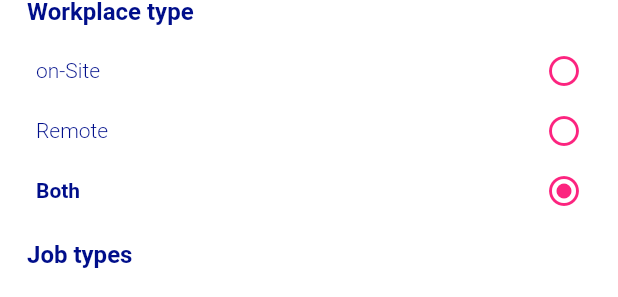
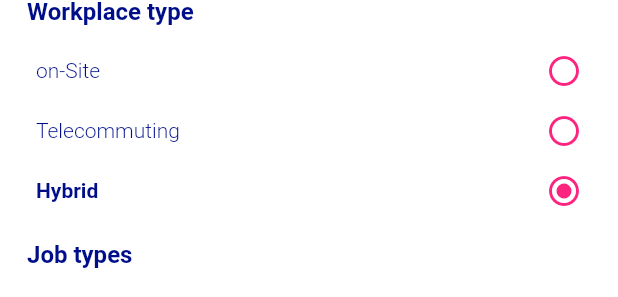
Before and after one commit to sothengski/flutter-pooulp, a Flutter app: the OfferFeedFilterSearch widget shown alone on an empty page, opened directly, on a phone screen of 412 x 824 dp. Shown: the part 285-582 px from the top of the screen. Run offline on Flutter 3.47's test engine with Material 2 defaults, Android fonts, the phone set to English and light mode, and no system bars; our stand-ins replace cached_network_image, connectivity_plus, flutter_datetime_picker, flutter_spinkit, get, get_storage and 8 more; missing offline and left inert: linkedin_login; accounts and stored records are empty; network calls fail; statements that could not run were skipped.

Commit message:
[POOUL-1426][update] keywords

```diff
--- a/lib/modules/offer/components/offer_filter_search.dart
+++ b/lib/modules/offer/components/offer_filter_search.dart
@@ -124,7 +124,7 @@ class OfferFeedFilterSearch extends GetView<OfferFeedController> {
                               object1: controller.workPlaceTypesInFilter.value,
                               object2: 1,
                             ),
-                            text: 'remote'.tr,
+                            text: 'telecommuting'.tr,
                             onPressed: () {
                               controller.workPlaceTypesInFilter.value = 1;
                               // controller.workPlaceTypesForSearch.value = 1;
@@ -138,7 +138,7 @@ class OfferFeedFilterSearch extends GetView<OfferFeedController> {
                               object1: controller.workPlaceTypesInFilter.value,
                               object2: 2,
                             ),
-                            text: 'both'.tr,
+                            text: 'hybrid'.tr,
                             onPressed: () {
                               controller.workPlaceTypesInFilter.value = 2;
                               // controller.workPlaceTypesForSearch.value = 2;
```
